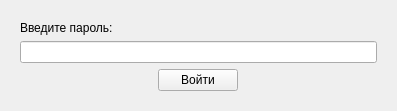
The window that authwindow.ui (tlyashok/cryptoLabs) describes before a commit, drawn with Qt 5.
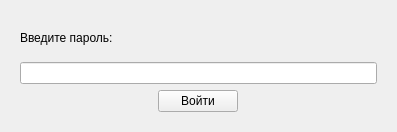
The same window after the commit. The open tabs and pages were chosen to show the change.

Commit message: encrypt datas, double encryption

The edit to the form file:
```diff
--- a/authwindow.ui
+++ b/authwindow.ui
@@ -7,7 +7,7 @@
     <x>0</x>
     <y>0</y>
     <width>397</width>
-    <height>111</height>
+    <height>132</height>
    </rect>
   </property>
   <property name="sizePolicy">
@@ -41,7 +41,11 @@
         </widget>
        </item>
        <item row="1" column="0" colspan="3">
-        <widget class="QLineEdit" name="lineEdit"/>
+        <widget class="QLineEdit" name="lineEdit">
+         <property name="echoMode">
+          <enum>QLineEdit::Password</enum>
+         </property>
+        </widget>
        </item>
        <item row="0" column="0">
         <widget class="QLabel" name="label">
```
Left out of the diff: 8 changed lines with no effect on the pictures. The commit also changes 2 other files.
